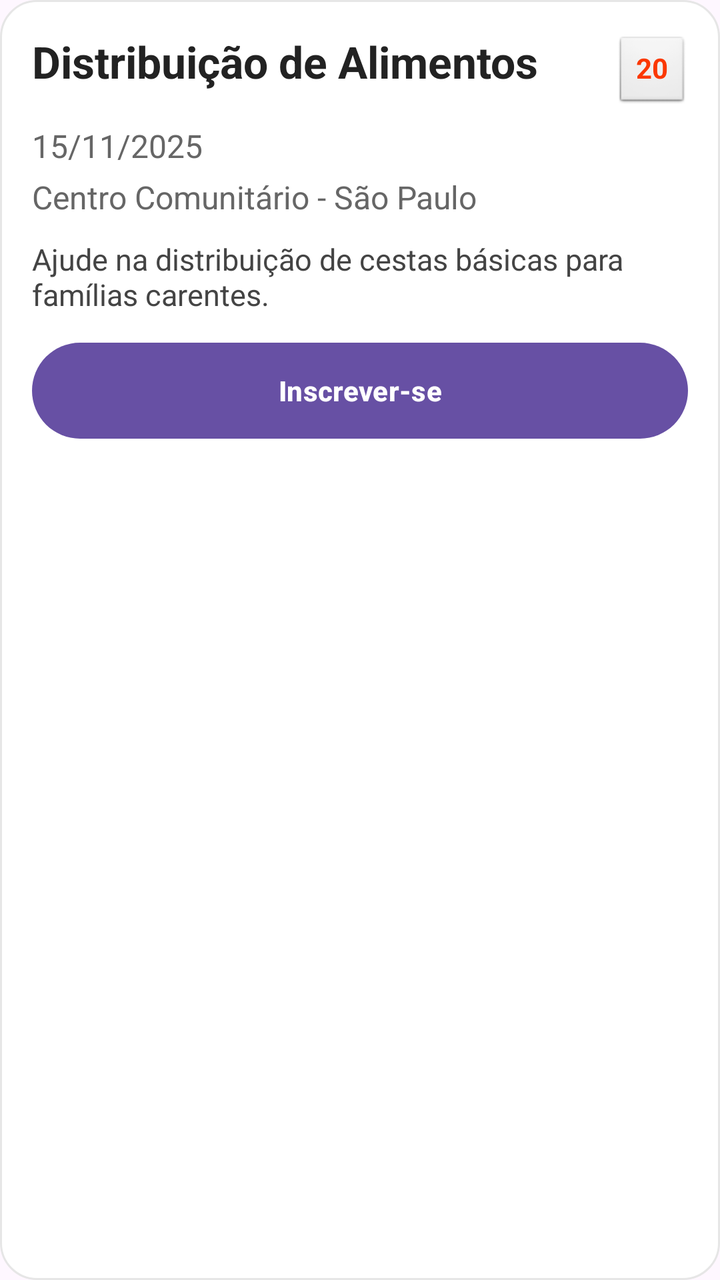
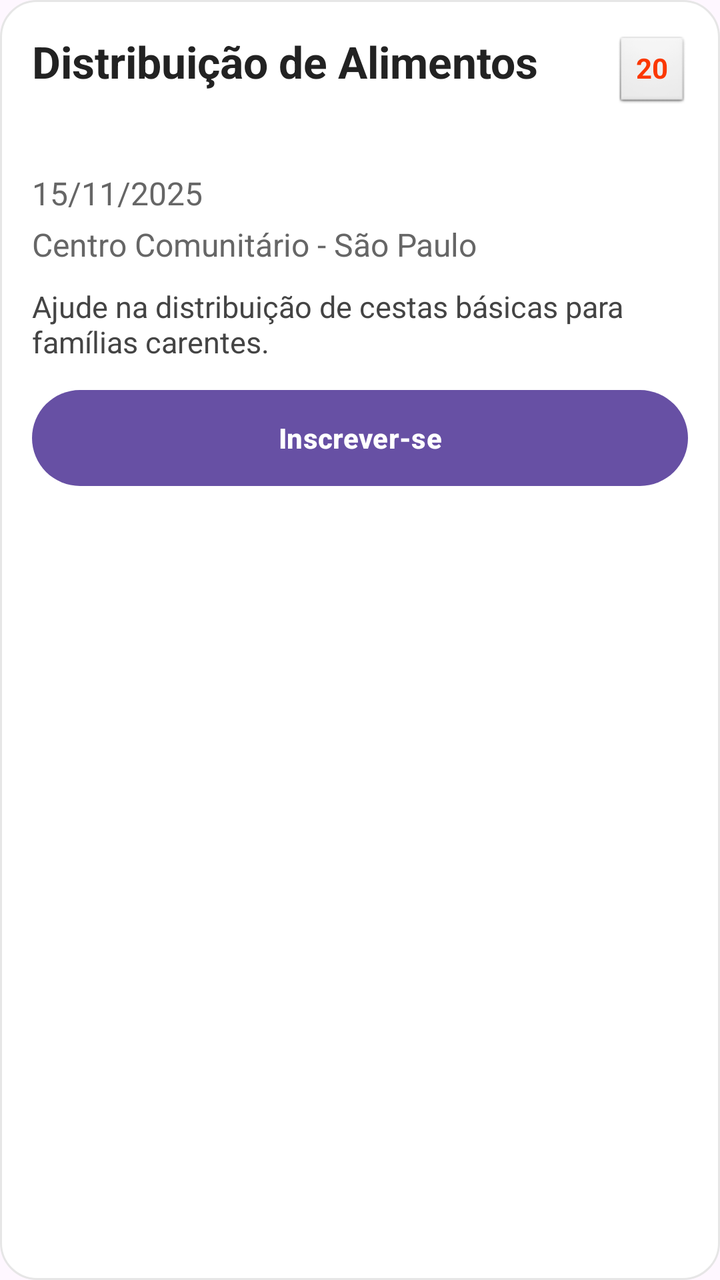

Two renders of the same Android screen: before a commit and after it. Below are the layout's source before the change and the commit's diff.
<!-- AndroidManifest.xml: application theme Theme.Extensao -->
<!-- res/layout/item_evento.xml -->
<?xml version="1.0" encoding="utf-8"?>
<LinearLayout xmlns:android="http://schemas.android.com/apk/res/android"
    android:orientation="vertical"
    android:background="@drawable/bg_card_evento"
    android:layout_marginBottom="14dp"
    android:layout_width="match_parent"
    android:layout_height="wrap_content">

    <LinearLayout
        android:orientation="horizontal"
        android:layout_width="match_parent"
        android:layout_height="wrap_content">

        <TextView
            android:id="@+id/txtTituloEvento"
            android:layout_width="0dp"
            android:layout_height="wrap_content"
            android:layout_weight="1"
            android:text="Distribuição de Alimentos"
            android:textColor="#222222"
            android:textSize="22sp"
            android:textStyle="bold"/>

        <TextView
            android:id="@+id/txtVagas"
            android:layout_width="wrap_content"
            android:layout_height="wrap_content"
            android:background="@android:drawable/btn_default_small"
            android:paddingLeft="10dp"
            android:paddingTop="6dp"
            android:paddingRight="10dp"
            android:paddingBottom="6dp"
            android:text="20"
            android:textColor="#FB3802"
            android:textStyle="bold"/>

    </LinearLayout>

    <TextView
        android:id="@+id/txtDataEvento"
        android:layout_width="wrap_content"
        android:layout_height="wrap_content"
        android:layout_marginTop="10dp"
        android:text="15/11/2025"
        android:textColor="#666666"
        android:textSize="16sp"/>

    <TextView
        android:id="@+id/txtLocalEvento"
        android:layout_width="wrap_content"
        android:layout_height="wrap_content"
        android:layout_marginTop="4dp"
        android:text="Centro Comunitário - São Paulo"
        android:textColor="#666666"
        android:textSize="16sp" />

    <TextView
        android:id="@+id/txtDescricaoEvento"
        android:layout_width="match_parent"
        android:layout_height="wrap_content"
        android:layout_marginTop="10dp"
        android:text="Ajude na distribuição de cestas básicas para famílias carentes."
        android:textColor="#444444"
        android:textSize="15sp" />

    <Button
        android:id="@+id/btnInscrever"
        android:layout_width="match_parent"
        android:layout_height="wrap_content"
        android:layout_marginTop="14dp"
        android:background="@drawable/bg_botao_inscrever"
        android:text="Inscrever-se"
        android:textAllCaps="false"
        android:textColor="#FFFFFF"
        android:textStyle="bold" />

</LinearLayout>
<!-- resources referenced by this layout -->
<resources>
  <!-- drawable bg_botao_inscrever (drawable) -->
  <?xml version="1.0" encoding="utf-8"?>
  <shape xmlns:android="http://schemas.android.com/apk/res/android">
      <solid android:color="#6750A4"/>
      <corners android:radius="50dp"/>
  </shape>
  <!-- drawable bg_card_evento (drawable) -->
  <?xml version="1.0" encoding="utf-8"?>
  <shape xmlns:android="http://schemas.android.com/apk/res/android">
      <solid android:color="#FFFFFF"/>
      <corners android:radius="18dp"/>
      <stroke
          android:width="1dp"
          android:color="#E6E6E6"/>
      <padding
          android:left="16dp"
          android:top="16dp"
          android:right="16dp"
          android:bottom="16dp"/>
  </shape>
  <style name="Theme.Extensao" parent="Base.Theme.Extensao" />
  <style name="Base.Theme.Extensao" parent="Theme.Material3.DayNight.NoActionBar">
          
          
      </style>
</resources>

<!-- the commit's change to res/layout/item_evento.xml (unified diff, before → after) -->
@@ -35,6 +35,15 @@
             android:textStyle="bold"/>
 
     </LinearLayout>
+
+    <TextView
+        android:id="@+id/txtTipoEvento"
+        android:layout_width="wrap_content"
+        android:layout_height="wrap_content"
+        android:layout_marginTop="6dp"
+        android:textSize="13sp"
+        android:textColor="#6750A4"
+        android:textStyle="bold" />
 
     <TextView
         android:id="@+id/txtDataEvento"
